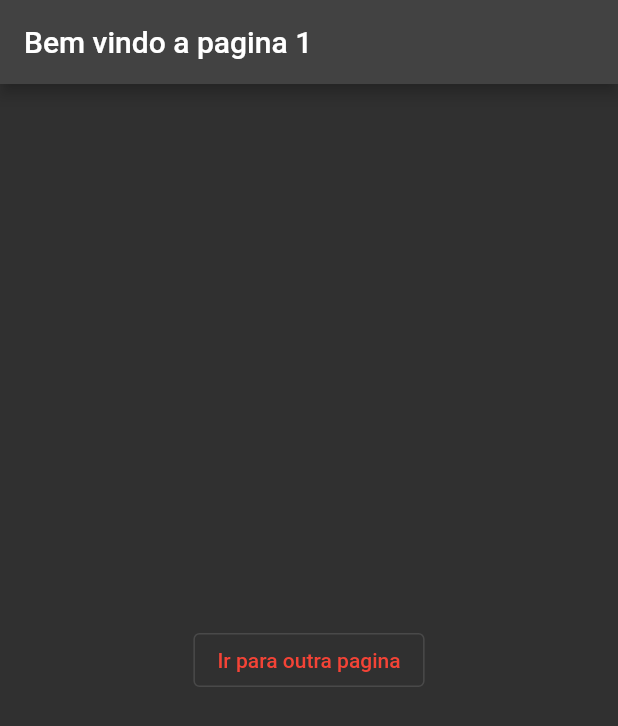
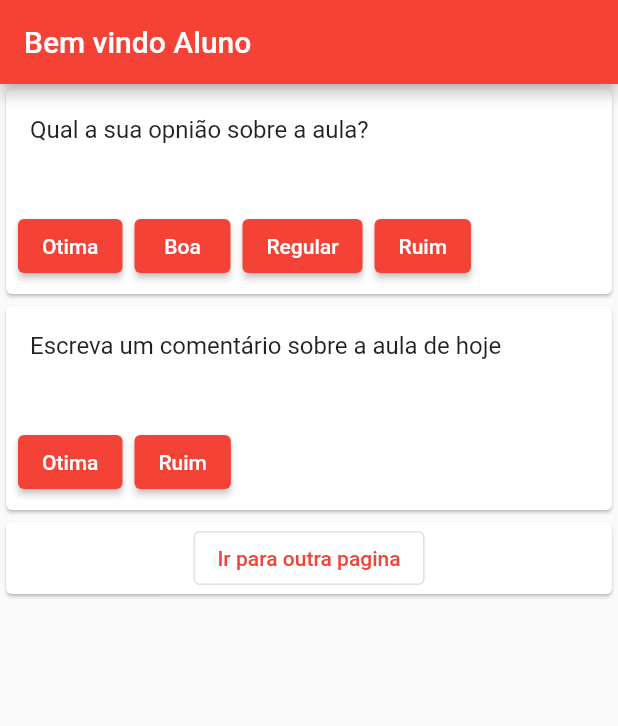
Before and after one commit to RenatoPereira1/Projeto_Ininial_Flutter, a Flutter app: the screen it shows after launch, on a phone screen of 412 x 824 dp. Shown: the top 726 px of the screen. Run offline on Flutter 3.47's test engine with Material 2 defaults, Android fonts, the phone set to English and light mode, and no system bars.

Commit message:
Adicionando um card

```diff
--- /dev/null
+++ b/lib/aluno.dart
@@ -0,0 +1,128 @@
+import 'package:flutter/material.dart';
+import 'package:untitled/professor.dart'; //importando a segunda pagina
+
+
+//contrução da primeira pagina pelo  Stateles
+class PaginaInicial extends StatelessWidget {
+  const PaginaInicial({Key? key}) : super(key: key);
+  @override
+  Widget build(BuildContext context){
+    return Scaffold(
+      appBar: AppBar(
+        title:Text("Bem vindo Aluno"),
+      ),
+      body: ListView(
+        children: [
+          Card(
+            clipBehavior: Clip.antiAlias,
+            child: Column(
+              children: [
+                ListTile(
+
+                  title: const Text('Qual a sua opnião sobre a aula?'),
+                  subtitle: Text(
+                    '',
+                    style: TextStyle(color: Colors.black.withOpacity(0.6)),
+                  ),
+                ),
+
+                ButtonBar(
+                  alignment: MainAxisAlignment.start,
+                  children: [
+                    ElevatedButton(
+
+                      onPressed: () {
+                        // Perform some action
+                      },
+                      child: const Text('Otima'),
+                    ),
+                    ElevatedButton(
+
+                      onPressed: () {
+                        // Perform some action
+                      },
+                      child: const Text('Boa'),
+                    ),
+                    ElevatedButton(
+
+                      onPressed: () {
+                        // Perform some action
+                      },
+                      child: const Text('Regular'),
+                    ),
+                    ElevatedButton(
+
+                      onPressed: () {
+                        // Perform some action
+                      },
+                      child: const Text('Ruim'),
+                    ),
+                  ],
+                ),
+
+              ],
+            ),
+          ),
+          Card(
+            clipBehavior: Clip.antiAlias,
+            child: Column(
+              children: [
+                ListTile(
+
+                  title: const Text('Escreva um comentário sobre a aula de hoje'),
+                  subtitle: Text(
+                    '',
+                    style: TextStyle(color: Colors.black.withOpacity(0.6)),
+                  ),
+                ),
+
+
+                ButtonBar(
+                  alignment: MainAxisAlignment.start,
+                  children: [
+                    ElevatedButton(
+
+                      onPressed: () {
+                        // Perform some action
+                      },
+                      child: const Text('Otima'),
+                    ),
+                    ElevatedButton(
+
+                      onPressed: () {
+                        // Perform some action
+                      },
+                      child: const Text('Ruim'),
+                    ),
+                  ],
+                ),
+
+              ],
+            ),
+          ),
+          Card(
+            clipBehavior: Clip.antiAlias,
+            child: Column(
+              children: [
+                OutlinedButton(
+                    onPressed: () {
+                      Navigator.push(
+                          context,
+                          //criando a rota para a segunda pagina
+                          MaterialPageRoute(
+                              builder: (BuildContext context) => outraPagina()));
+                    },
+                    child: Text("Ir para outra pagina") //texto do botão
+                ),
+              ],
+            ),
+          ),
+        ],
+      ),
+    );
+
+
+
+
+  }
+}
--- a/lib/main.dart
+++ b/lib/main.dart
@@ -1,25 +1,25 @@
 import 'package:flutter/material.dart';
 
-import 'pagina.dart';
+import 'aluno.dart';
 
 void main() {
   runApp(const MyApp());
 }
-
+// criação da classe MyApp que é obrigatoria e utilização do estado StatelessWidget para informações estáticas
 class MyApp extends StatelessWidget {
   const MyApp({super.key});
 
-  // This widget is the root of your application.
+  // utilizei o @override para sobrescrever um método de uma classe mãe
   @override
   Widget build(BuildContext context) {
     return MaterialApp(
-      title: 'Testes Renato',
+      title: 'Testes Renato',//titulo da pagina
       theme: ThemeData(
-        // criei as cores do tema
+        // criar o tema e suas cores
         primarySwatch: Colors.red,
-        brightness: Brightness.dark,
+
       ),
-      home: const PaginaInicial(),  //chamando a pagina inicial
+      home: const PaginaInicial(),  //chamando a pagina inicial no outro arquivo
     );
   }
 }
--- a/lib/pagina.dart
+++ /dev/null
@@ -1,31 +0,0 @@
-import 'package:flutter/material.dart';
-import 'package:untitled/outraPagina.dart';//importando a segunda pagina
-
-//contrução da primeira pagina pelo  Stateles
-class PaginaInicial extends StatelessWidget {
-  const PaginaInicial({Key? key}) : super(key: key);
-
-  @override
-  Widget build(BuildContext context) {
-    return Scaffold(
-      appBar: AppBar(
-        title: Text("Bem vindo a pagina 1"), //titulo da barra
-      ) ,
-      body: Container(
-        child: Center(
-          //criando o botão onde navegaremos pelas paginas
-          child: OutlinedButton(
-              onPressed: () {
-                Navigator.push(
-                    context,
-                    //criando a rota para a segunda pagina
-                    MaterialPageRoute(
-                      builder: (BuildContext context) => outraPagina()));
-              },
-              child: Text("Ir para outra pagina")  //texto do botão
-          ),
-        ),
-      ) ,
-    );
-  }
-}
--- a/lib/outraPagina.dart
+++ b/lib/professor.dart
@@ -7,7 +7,7 @@ class outraPagina extends StatelessWidget {
   Widget build(BuildContext context) {
     return Scaffold(
       appBar: AppBar(
-        title: Text("Bem vindo a pagina 2"),
+        title: Text("Bem vindo Professor"),
       ) ,
         body: Container(
             child: Center(
```
